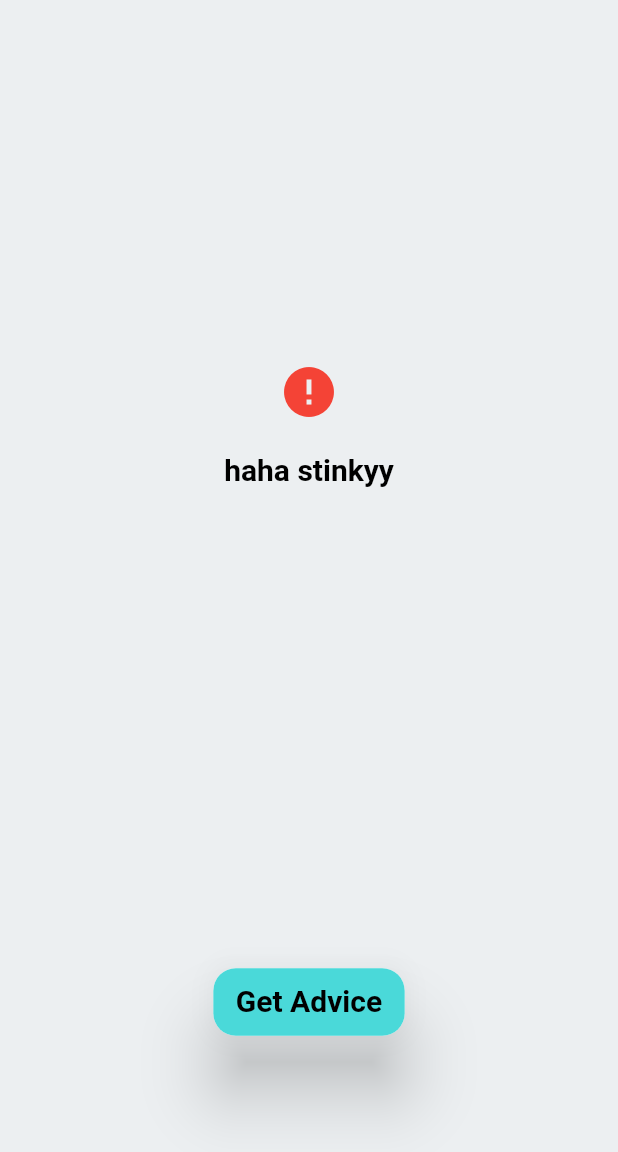
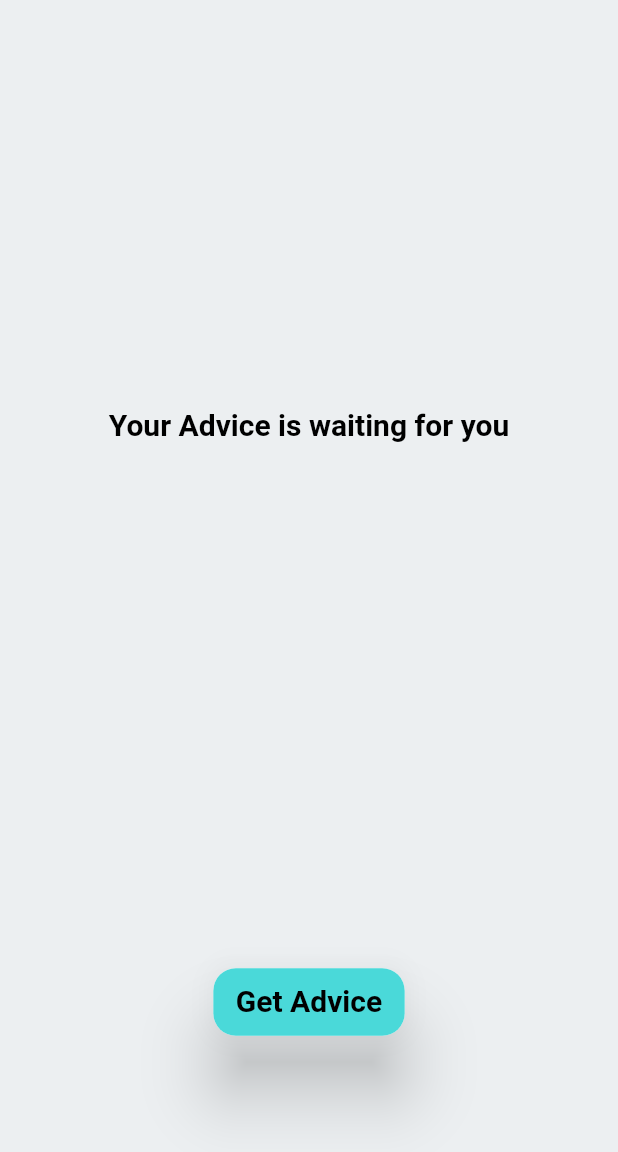
Before and after one commit to Momen-Assaf/adviser, a Flutter app: the screen it shows after launch, on a phone screen of 412 x 824 dp, the part 84-1236 px from its top. Run offline on Flutter 3.47's test engine with Material 3 defaults, Android fonts, the phone set to English and light mode, and no system bars; our stand-ins replace bloc, flutter_bloc; Roboto replaces fonts that are missing (Rubik).

Commit message:
state management using Bloc implemented

```diff
--- a/advicer/lib/2_application/pages/advice/advicer_page.dart
+++ b/advicer/lib/2_application/pages/advice/advicer_page.dart
@@ -1,8 +1,22 @@
 import 'package:advicer/2_application/core/widgets/error_message.dart';
+import 'package:advicer/2_application/pages/advice/bloc/advicer_bloc.dart';
 import 'package:advicer/2_application/pages/advice/widgets/advice_field.dart';
 import 'package:advicer/2_application/pages/advice/widgets/app_bar_widget.dart';
 import 'package:advicer/2_application/pages/advice/widgets/custom_button.dart';
 import 'package:flutter/material.dart';
+import 'package:flutter_bloc/flutter_bloc.dart';
+
+class AdvicerPageWrapperProvider extends StatelessWidget {
+  const AdvicerPageWrapperProvider({super.key});
+
+  @override
+  Widget build(BuildContext context) {
+    return BlocProvider(
+      create: (context) => AdvicerBloc(),
+      child: AdvicerPage(),
+    );
+  }
+}
 
 class AdvicerPage extends StatelessWidget {
   const AdvicerPage({super.key});
@@ -18,23 +32,33 @@ class AdvicerPage extends StatelessWidget {
             children: [
               Expanded(
                 child: Center(
-                  child: ErrorMessage(
-                      themeData: themeData, message: "haha stinkyy"),
-
-                  /*AdviceField(
-                    themeData: themeData,
-                    advice:
-                        "I am an advice - your day will be good - or it wont be, since you are a bad person",
-                  ),*/
-
-                  /*CircularProgressIndicator(
-                    color: themeData.colorScheme.secondary,
-                  )*/
-
-                  /*Text(
-                    "Your Advice is waiting for you",
-                    style: themeData.textTheme.headlineLarge,
-                  ),*/
+                  child: BlocBuilder<AdvicerBloc, AdvicerState>(
+                    builder: (context, state) {
+                      if (state is AdvicerInitial) {
+                        return Text(
+                          "Your Advice is waiting for you",
+                          style: themeData.textTheme.headlineLarge,
+                        );
+                      } else if (state is AdvicerLoadingState) {
+                        return CircularProgressIndicator(
+                          color: themeData.colorScheme.secondary,
+                        );
+                      } else if (state is AdvicerLoadedState) {
+                        return AdviceField(
+                          themeData: themeData,
+                          advice: state.advice,
+                        );
+                      } else if (state is AdvicerErrorState) {
+                        return ErrorMessage(
+                            themeData: themeData, message: state.message);
+                      } else {
+                        return ErrorMessage(
+                            themeData: themeData,
+                            message:
+                                "I dont know whats going on at this point - I GIVE UP");
+                      }
+                    },
+                  ),
                 ),
               ),
               SizedBox(
--- a/advicer/lib/2_application/pages/advice/bloc/advicer_bloc.dart
+++ b/advicer/lib/2_application/pages/advice/bloc/advicer_bloc.dart
@@ -15,7 +15,7 @@ class AdvicerBloc extends Bloc<AdvicerEvent, AdvicerState> {
       await Future.delayed(Duration(seconds: 3), () {});
       debugPrint("got advice");
 
-      emit(AdvicerLoadedState(advice: 'face advice to test BLOC'));
+      emit(AdvicerLoadedState(advice: 'fake advice to test BLOC'));
       // emit(AdvicerErrorState(message: "ERRRORRRRR"));
     });
   }
--- a/advicer/lib/2_application/pages/advice/widgets/custom_button.dart
+++ b/advicer/lib/2_application/pages/advice/widgets/custom_button.dart
@@ -1,4 +1,6 @@
+import 'package:advicer/2_application/pages/advice/bloc/advicer_bloc.dart';
 import 'package:flutter/material.dart';
+import 'package:flutter_bloc/flutter_bloc.dart';
 
 class CustomButton extends StatelessWidget {
   final ThemeData themeData;
@@ -9,6 +11,7 @@ class CustomButton extends StatelessWidget {
     return InkResponse(
       onTap: () {
         debugPrint('Custom button pressed');
+        BlocProvider.of<AdvicerBloc>(context).add(AdviceRequestedEvent());
       },
       child: Material(
         elevation: 20,
--- a/advicer/lib/main.dart
+++ b/advicer/lib/main.dart
@@ -21,7 +21,7 @@ class MyApp extends StatelessWidget {
         themeMode: themeService.isDarkModeOn ? ThemeMode.dark : ThemeMode.light,
         theme: AppTheme.lightTheme,
         darkTheme: AppTheme.darkTheme,
-        home: const AdvicerPage(),
+        home: const AdvicerPageWrapperProvider(),
       );
     });
   }
```
